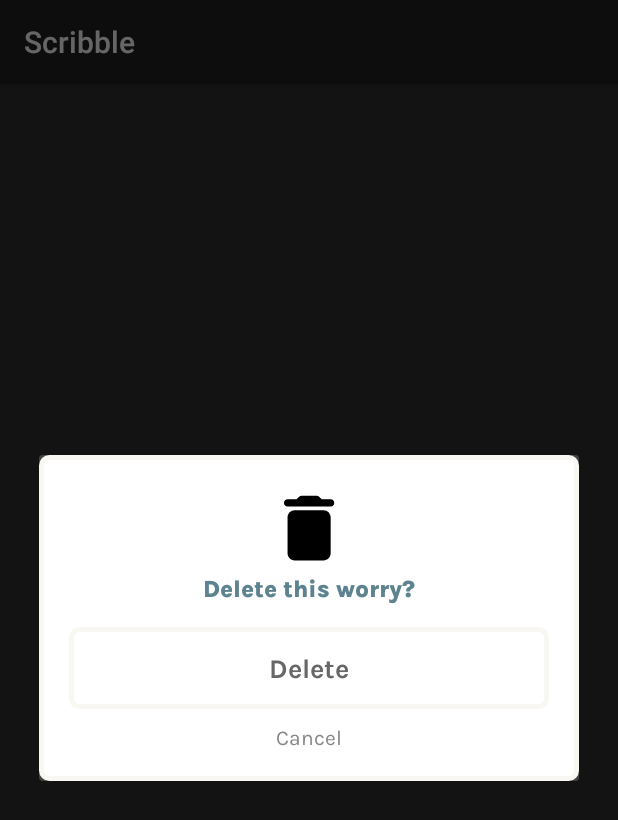
After one commit to TatianaPolouchina/Scribble, an Android app built with Jetpack Compose: the fragment DeleteWorryFragment shown on its own in the app's theme, on a phone screen of 412 x 824 dp. The commit adds this screen. Shown: the top 820 px of the screen. Run offline under Robolectric (Android 15) with nearby library versions, the phone set to English and light mode, and no system bars.

Commit message:
Started DeleteWorryFragment

```diff
--- /dev/null
+++ b/app/src/main/java/com/example/scribble/DeleteWorryFragment.java
@@ -0,0 +1,22 @@
+package com.example.scribble;
+
+import android.os.Bundle;
+
+import androidx.fragment.app.DialogFragment;
+import android.view.LayoutInflater;
+import android.view.View;
+import android.view.ViewGroup;
+
+public class DeleteWorryFragment extends DialogFragment {
+
+    @Override
+    public void onCreate(Bundle savedInstanceState) {
+        super.onCreate(savedInstanceState);
+    }
+
+    @Override
+    public View onCreateView(LayoutInflater inflater, ViewGroup container,
+                             Bundle savedInstanceState) {
+        return inflater.inflate(R.layout.fragment_delete_worry, container, false);
+    }
+}
--- a/app/src/main/java/com/example/scribble/WorryFragment.java
+++ b/app/src/main/java/com/example/scribble/WorryFragment.java
@@ -5,6 +5,7 @@
 import androidx.annotation.NonNull;
 import androidx.annotation.Nullable;
 import androidx.fragment.app.Fragment;
+import androidx.lifecycle.ViewModelProvider;
 import androidx.navigation.fragment.NavHostFragment;
 
 import android.view.LayoutInflater;
@@ -26,6 +27,7 @@
     private int reminderIndex;
     private FrameLayout leftButton;
     private FrameLayout rightButton;
+    private SharedViewModel sharedViewModel;
 
     @Override
     public void onCreate(Bundle savedInstanceState) {
@@ -35,6 +37,7 @@
     @Override
     public View onCreateView(LayoutInflater inflater, ViewGroup container,
                              Bundle savedInstanceState) {
+        sharedViewModel = new ViewModelProvider(requireActivity()).get(SharedViewModel.class);
         return inflater.inflate(R.layout.fragment_worry, container, false);
     }
 
@@ -286,4 +289,16 @@
         }
     }
 
+    /**
+     * Removes the displayed worry from the list of worries
+     */
+    private void deleteWorry() {
+        if (worry.isFinished()) {
+            sharedViewModel.getFinishedWorries().remove(worry);
+        } else {
+            sharedViewModel.getOngoingWorries().remove(worry);
+        }
+
+    }
+
 }
--- /dev/null
+++ b/app/src/main/res/layout/fragment_delete_worry.xml
@@ -0,0 +1,61 @@
+<?xml version="1.0" encoding="utf-8"?>
+<androidx.constraintlayout.widget.ConstraintLayout xmlns:android="http://schemas.android.com/apk/res/android"
+    xmlns:app="http://schemas.android.com/apk/res-auto"
+    xmlns:tools="http://schemas.android.com/tools"
+    android:layout_width="wrap_content"
+    android:layout_height="wrap_content"
+    android:padding="20dp"
+    android:background="@drawable/rectangle_rounded_outline_white"
+    tools:context=".DeleteWorryFragment">
+
+
+    <ImageView
+        android:id="@+id/trashcanImage"
+        android:layout_width="wrap_content"
+        android:layout_height="wrap_content"
+        android:src="@drawable/vector_trashcan"
+        app:layout_constraintTop_toTopOf="parent"
+        app:layout_constraintStart_toStartOf="parent"
+        app:layout_constraintEnd_toEndOf="parent"/>
+
+    <TextView
+        android:id="@+id/deleteWorryPrompt"
+        android:layout_width="wrap_content"
+        android:layout_height="wrap_content"
+        android:fontFamily="@font/karla_extra_bold"
+        android:text="@string/deleteWorryPrompt"
+        android:textColor="@color/darkBlueMain"
+        android:textSize="16sp"
+        app:layout_constraintEnd_toEndOf="parent"
+        app:layout_constraintStart_toStartOf="parent"
+        app:layout_constraintTop_toBottomOf="@id/trashcanImage" />
+
+    <androidx.appcompat.widget.AppCompatButton
+        android:id="@+id/confirmDeleteButton"
+        style="@style/OutlineButton"
+        android:layout_width="@dimen/button_width"
+        android:layout_height="wrap_content"
+        android:layout_marginTop="15dp"
+        android:background="@drawable/rectangle_rounded_outline_white"
+        android:gravity="center_horizontal"
+        android:stateListAnimator="@anim/nav_default_enter_anim"
+        android:text="@string/delete_button_text"
+        android:textAppearance="@style/TextAppearance.AppCompat.Body1"
+        app:layout_constraintEnd_toEndOf="parent"
+        app:layout_constraintStart_toStartOf="parent"
+        app:layout_constraintTop_toBottomOf="@+id/deleteWorryPrompt" />
+
+    <TextView
+        android:layout_width="wrap_content"
+        android:layout_height="wrap_content"
+        android:fontFamily="@font/karla"
+        android:layout_marginTop="10dp"
+        android:text="@string/cancel_delete_button_text"
+        android:textColor="@color/grey"
+        android:textSize="14sp"
+        app:layout_constraintEnd_toEndOf="parent"
+        app:layout_constraintStart_toStartOf="parent"
+        app:layout_constraintTop_toBottomOf="@id/confirmDeleteButton" />
+
+
+</androidx.constraintlayout.widget.ConstraintLayout>
--- a/app/src/main/res/layout/fragment_new_worry.xml
+++ b/app/src/main/res/layout/fragment_new_worry.xml
@@ -102,7 +102,7 @@
         android:id="@+id/warningText"
         android:layout_width="wrap_content"
         android:layout_height="wrap_content"
-        android:text="@string/noNameEnteredWarningText"
+        android:text="@string/no_name_entered_warning_text"
         android:textAppearance="@style/Subtext"
         android:visibility="gone"
         app:layout_constraintEnd_toEndOf="parent"
--- a/app/src/main/res/values/colors.xml
+++ b/app/src/main/res/values/colors.xml
@@ -10,6 +10,7 @@
     <color name="darkOrange">#F58B44</color>
     <color name="lightGrey">#9A9A9A</color>
     <color name="grey">#878787</color>
+    <color name="darkGrey">#676767</color>
     <color name="distortionsPageScribbleColor">#F4F6F9</color>
     <color name="lightBlue">#DFE8F0</color>
     <color name="lightBlue2">#9EB9C2</color>
--- a/app/src/main/res/values/strings.xml
+++ b/app/src/main/res/values/strings.xml
@@ -83,6 +83,11 @@
         <item>@string/reminder_4</item>
     </string-array>
 
+    <!-- Delete Worry Fragment-->
+    <string name="deleteWorryPrompt">Delete this worry?</string>
+    <string name="delete_button_text">Delete</string>
+    <string name="cancel_delete_button_text">Cancel</string>
+
 
     <!-- TODO: organize strings -->
     <string name="worry_finished_button">Finish</string>
@@ -110,8 +115,9 @@
     <string name="submit_button_text">Submit</string>
     <string name="CD_info_1">Cognitive distortions are negative thought patterns that lead to worry.</string>
     <string name="CD_info_2">Recognizing these distortions can help us see situations more clearly and manage our worries more effectively.</string>
-    <string name="noNameEnteredWarningText">Please enter a name</string>
+    <string name="no_name_entered_warning_text">Please enter a name</string>
     <string name="skip_button_text">Skip</string>
     <string name="left_scribble_content_description">scribble design coming from the left of the screen\n</string>
 
+
 </resources>
--- a/app/src/main/res/values/styles.xml
+++ b/app/src/main/res/values/styles.xml
@@ -2,7 +2,7 @@
 <resources>
     <style name="OutlineButton" parent="Widget.AppCompat.Button">
         <item name="android:background">@drawable/rectangle_rounded_outline_white</item>
-        <item name="android:textColor">@color/grey</item>
+        <item name="android:textColor">@color/darkGrey</item>
         <item name="android:padding">16dp</item>
         <item name="android:textSize">18sp</item>
         <item name="android:fontFamily">@font/karla_bold</item>
```
